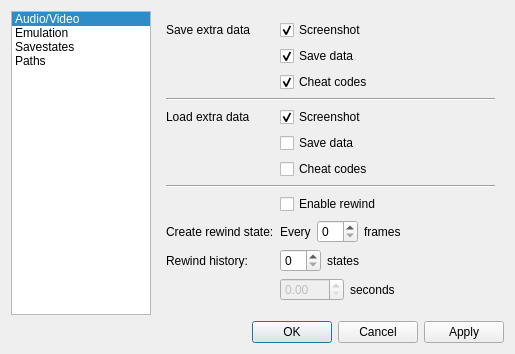
Above: src/platform/qt/SettingsView.ui from OpenEmu/mGBA-Core before the change. Below: the same form after it.
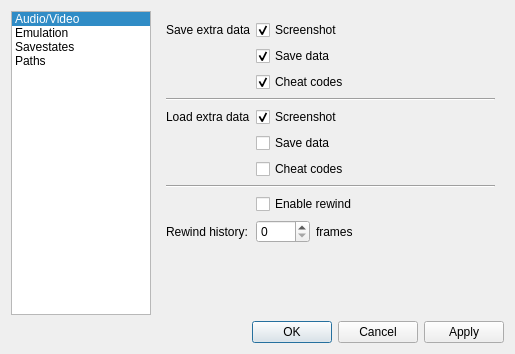
That is the form after the change. The open tabs and pages were chosen to show the change.

```diff
--- a/src/platform/qt/SettingsView.ui
+++ b/src/platform/qt/SettingsView.ui
@@ -6,8 +6,8 @@
    <rect>
     <x>0</x>
     <y>0</y>
-    <width>544</width>
-    <height>425</height>
+    <width>548</width>
+    <height>431</height>
    </rect>
   </property>
   <property name="sizePolicy">
@@ -634,70 +634,25 @@
         </widget>
        </item>
        <item row="10" column="0">
-        <widget class="QLabel" name="label_4">
-         <property name="text">
-          <string>Create rewind state:</string>
-         </property>
-        </widget>
-       </item>
-       <item row="10" column="1">
-        <layout class="QHBoxLayout" name="horizontalLayout_12">
-         <item>
-          <widget class="QLabel" name="label_5">
-           <property name="text">
-            <string>Every</string>
-           </property>
-          </widget>
-         </item>
-         <item>
-          <widget class="QSpinBox" name="rewindInterval"/>
-         </item>
-         <item>
-          <widget class="QLabel" name="label_6">
-           <property name="text">
-            <string>frames</string>
-           </property>
-          </widget>
-         </item>
-        </layout>
-       </item>
-       <item row="11" column="0">
         <widget class="QLabel" name="label_8">
          <property name="text">
           <string>Rewind history:</string>
          </property>
         </widget>
        </item>
-       <item row="11" column="1">
+       <item row="10" column="1">
         <layout class="QHBoxLayout" name="horizontalLayout_13">
          <item>
-          <widget class="QSpinBox" name="rewindCapacity"/>
+          <widget class="QSpinBox" name="rewindCapacity">
+           <property name="maximum">
+            <number>3600</number>
+           </property>
+          </widget>
          </item>
          <item>
           <widget class="QLabel" name="label_7">
            <property name="text">
-            <string>states</string>
-           </property>
-          </widget>
-         </item>
-        </layout>
-       </item>
-       <item row="12" column="1">
-        <layout class="QHBoxLayout" name="horizontalLayout_5">
-         <item>
-          <widget class="QDoubleSpinBox" name="rewindDuration">
-           <property name="enabled">
-            <bool>false</bool>
-           </property>
-           <property name="maximum">
-            <double>999.990000000000009</double>
-           </property>
-          </widget>
-         </item>
-         <item>
-          <widget class="QLabel" name="label_26">
-           <property name="text">
-            <string>seconds</string>
+            <string>frames</string>
            </property>
           </widget>
          </item>
```
Left out of the diff: 18 changed lines with no effect on the pictures.
